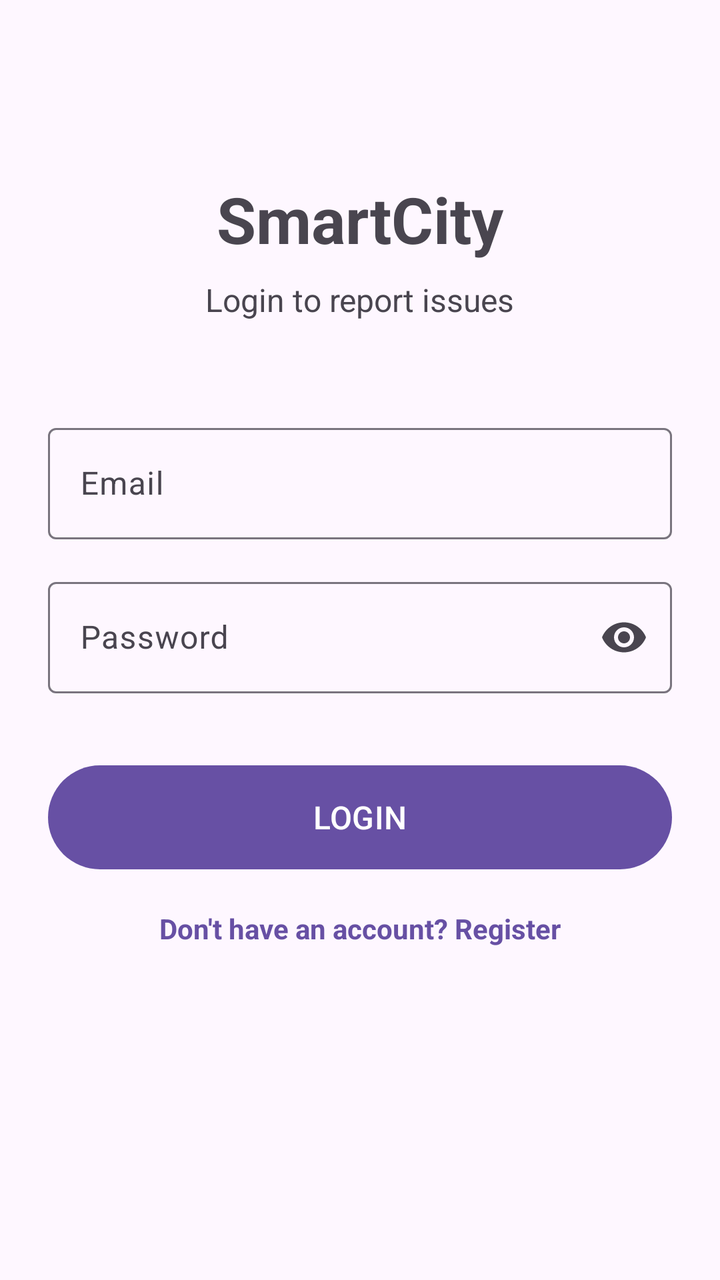
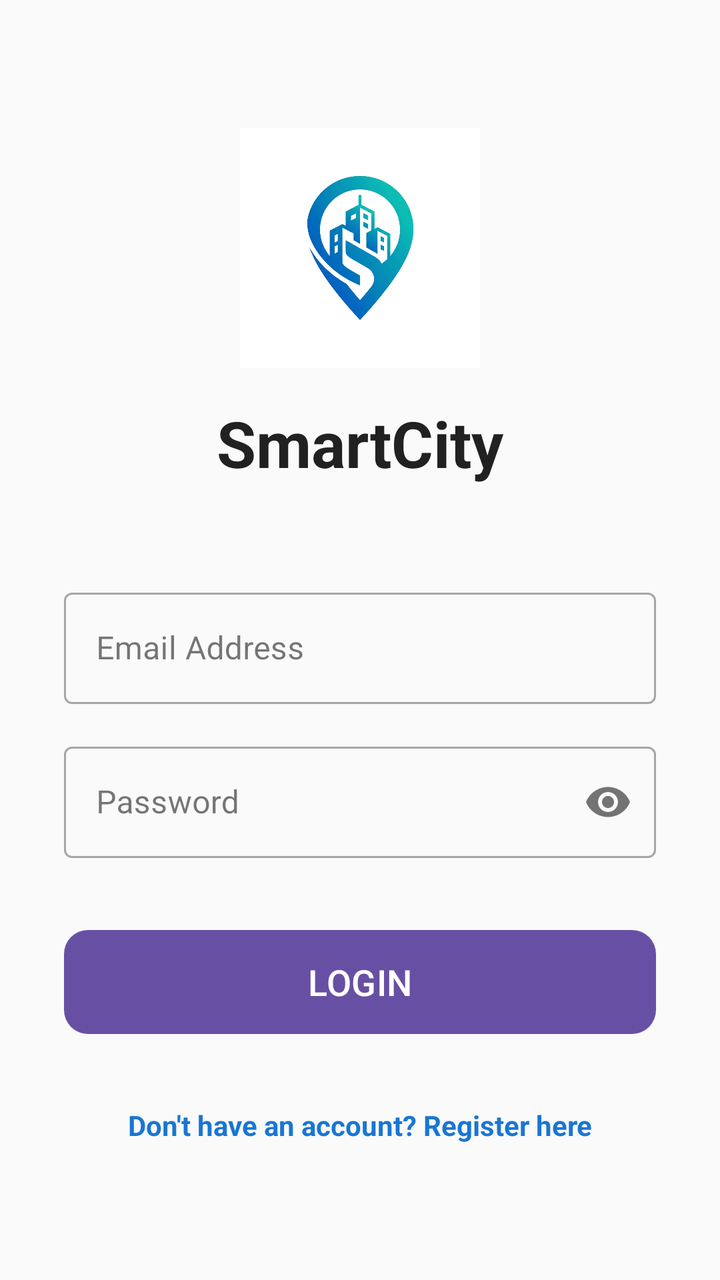

Screens rendered from an Android XML layout before and after an edit, with the pre-edit source and the edit as a unified diff.
<!-- AndroidManifest.xml: application theme Theme.CN6008 -->
<!-- res/layout/activity_login.xml -->
<?xml version="1.0" encoding="utf-8"?>
<androidx.constraintlayout.widget.ConstraintLayout xmlns:android="http://schemas.android.com/apk/res/android"
    xmlns:app="http://schemas.android.com/apk/res-auto"
    xmlns:tools="http://schemas.android.com/tools"
    android:layout_width="match_parent"
    android:layout_height="match_parent"
    android:padding="24dp"
    tools:context=".LoginActivity">

    <TextView
        android:id="@+id/tv_title"
        android:layout_width="wrap_content"
        android:layout_height="wrap_content"
        android:layout_marginTop="64dp"
        android:text="SmartCity"
        android:textSize="32sp"
        android:textStyle="bold"
        app:layout_constraintEnd_toEndOf="parent"
        app:layout_constraintStart_toStartOf="parent"
        app:layout_constraintTop_toTopOf="parent" />

    <TextView
        android:id="@+id/tv_subtitle"
        android:layout_width="wrap_content"
        android:layout_height="wrap_content"
        android:layout_marginTop="8dp"
        android:text="Login to report issues"
        android:textSize="16sp"
        app:layout_constraintEnd_toEndOf="parent"
        app:layout_constraintStart_toStartOf="parent"
        app:layout_constraintTop_toBottomOf="@id/tv_title" />

    <com.google.android.material.textfield.TextInputLayout
        android:id="@+id/til_email"
        android:layout_width="0dp"
        android:layout_height="wrap_content"
        android:layout_marginTop="48dp"
        android:hint="Email"
        app:layout_constraintEnd_toEndOf="parent"
        app:layout_constraintStart_toStartOf="parent"
        app:layout_constraintTop_toBottomOf="@id/tv_subtitle">

        <com.google.android.material.textfield.TextInputEditText
            android:id="@+id/et_email"
            android:layout_width="match_parent"
            android:layout_height="wrap_content"
            android:inputType="textEmailAddress" />

    </com.google.android.material.textfield.TextInputLayout>

    <com.google.android.material.textfield.TextInputLayout
        android:id="@+id/til_password"
        android:layout_width="0dp"
        android:layout_height="wrap_content"
        android:layout_marginTop="16dp"
        android:hint="Password"
        app:endIconMode="password_toggle"
        app:layout_constraintEnd_toEndOf="parent"
        app:layout_constraintStart_toStartOf="parent"
        app:layout_constraintTop_toBottomOf="@id/til_email">

        <com.google.android.material.textfield.TextInputEditText
            android:id="@+id/et_password"
            android:layout_width="match_parent"
            android:layout_height="wrap_content"
            android:inputType="textPassword" />

    </com.google.android.material.textfield.TextInputLayout>

    <com.google.android.material.button.MaterialButton
        android:id="@+id/btn_login"
        android:layout_width="0dp"
        android:layout_height="60dp"
        android:layout_marginTop="32dp"
        android:text="LOGIN"
        android:textSize="16sp"
        app:layout_constraintEnd_toEndOf="parent"
        app:layout_constraintStart_toStartOf="parent"
        app:layout_constraintTop_toBottomOf="@id/til_password" />

    <TextView
        android:id="@+id/tv_register"
        android:layout_width="wrap_content"
        android:layout_height="wrap_content"
        android:layout_marginTop="16dp"
        android:text="Don't have an account? Register"
        android:textColor="?attr/colorPrimary"
        android:textStyle="bold"
        app:layout_constraintEnd_toEndOf="parent"
        app:layout_constraintStart_toStartOf="parent"
        app:layout_constraintTop_toBottomOf="@id/btn_login" />

</androidx.constraintlayout.widget.ConstraintLayout>
<!-- resources referenced by this layout -->
<resources>
  <style name="Theme.CN6008" parent="Base.Theme.CN6008" />
  <style name="Base.Theme.CN6008" parent="Theme.Material3.DayNight.NoActionBar">
          
          
      </style>
</resources>

<!-- the commit's change to res/layout/activity_login.xml (unified diff, before → after) -->
@@ -4,48 +4,49 @@
     xmlns:tools="http://schemas.android.com/tools"
     android:layout_width="match_parent"
     android:layout_height="match_parent"
-    android:padding="24dp"
+    android:padding="32dp"
+    android:background="#FAFAFA"
     tools:context=".LoginActivity">
 
-    <TextView
-        android:id="@+id/tv_title"
-        android:layout_width="wrap_content"
-        android:layout_height="wrap_content"
-        android:layout_marginTop="64dp"
-        android:text="SmartCity"
-        android:textSize="32sp"
-        android:textStyle="bold"
+    <ImageView
+        android:id="@+id/iv_logo"
+        android:layout_width="120dp"
+        android:layout_height="120dp"
+        android:src="@drawable/logo"
+        android:layout_marginTop="32dp"
         app:layout_constraintEnd_toEndOf="parent"
         app:layout_constraintStart_toStartOf="parent"
         app:layout_constraintTop_toTopOf="parent" />
 
     <TextView
-        android:id="@+id/tv_subtitle"
+        android:id="@+id/tv_app_title"
         android:layout_width="wrap_content"
         android:layout_height="wrap_content"
-        android:layout_marginTop="8dp"
-        android:text="Login to report issues"
-        android:textSize="16sp"
+        android:text="@string/app_name"
+        android:textSize="32sp"
+        android:textStyle="bold"
+        android:textColor="#212121"
+        android:layout_marginTop="16dp"
         app:layout_constraintEnd_toEndOf="parent"
         app:layout_constraintStart_toStartOf="parent"
-        app:layout_constraintTop_toBottomOf="@id/tv_title" />
+        app:layout_constraintTop_toBottomOf="@id/iv_logo" />
 
     <com.google.android.material.textfield.TextInputLayout
         android:id="@+id/til_email"
         android:layout_width="0dp"
         android:layout_height="wrap_content"
         android:layout_marginTop="48dp"
-        android:hint="Email"
+        android:hint="Email Address"
+        style="@style/Widget.MaterialComponents.TextInputLayout.OutlinedBox"
         app:layout_constraintEnd_toEndOf="parent"
         app:layout_constraintStart_toStartOf="parent"
-        app:layout_constraintTop_toBottomOf="@id/tv_subtitle">
-
+        app:layout_constraintTop_toBottomOf="@id/tv_app_title">
+        
         <com.google.android.material.textfield.TextInputEditText
             android:id="@+id/et_email"
             android:layout_width="match_parent"
             android:layout_height="wrap_content"
             android:inputType="textEmailAddress" />
-
     </com.google.android.material.textfield.TextInputLayout>
 
     <com.google.android.material.textfield.TextInputLayout
@@ -54,17 +55,17 @@
         android:layout_height="wrap_content"
         android:layout_marginTop="16dp"
         android:hint="Password"
-        app:endIconMode="password_toggle"
+        app:passwordToggleEnabled="true"
+        style="@style/Widget.MaterialComponents.TextInputLayout.OutlinedBox"
         app:layout_constraintEnd_toEndOf="parent"
         app:layout_constraintStart_toStartOf="parent"
         app:layout_constraintTop_toBottomOf="@id/til_email">
-
+        
         <com.google.android.material.textfield.TextInputEditText
             android:id="@+id/et_password"
             android:layout_width="match_parent"
             android:layout_height="wrap_content"
             android:inputType="textPassword" />
-
     </com.google.android.material.textfield.TextInputLayout>
 
     <com.google.android.material.button.MaterialButton
@@ -73,19 +74,21 @@
         android:layout_height="60dp"
         android:layout_marginTop="32dp"
         android:text="LOGIN"
-        android:textSize="16sp"
+        android:textSize="18sp"
+        app:cornerRadius="12dp"
         app:layout_constraintEnd_toEndOf="parent"
         app:layout_constraintStart_toStartOf="parent"
         app:layout_constraintTop_toBottomOf="@id/til_password" />
 
     <TextView
-        android:id="@+id/tv_register"
+        android:id="@+id/tv_go_to_register"
         android:layout_width="wrap_content"
         android:layout_height="wrap_content"
-        android:layout_marginTop="16dp"
-        android:text="Don't have an account? Register"
-        android:textColor="?attr/colorPrimary"
+        android:text="Don't have an account? Register here"
+        android:textColor="#1976D2"
         android:textStyle="bold"
+        android:layout_marginTop="24dp"
+        android:padding="8dp"
         app:layout_constraintEnd_toEndOf="parent"
         app:layout_constraintStart_toStartOf="parent"
         app:layout_constraintTop_toBottomOf="@id/btn_login" />
<!-- resource entries referenced after the edit -->
@@ -1,5 +1,7 @@
 <!-- resources referenced by this layout -->
 <resources>
+  <!-- drawable logo: png bitmap (drawable, 242869 bytes) -->
+  <string name="app_name">SmartCity</string>
   <style name="Theme.CN6008" parent="Base.Theme.CN6008" />
   <style name="Base.Theme.CN6008" parent="Theme.Material3.DayNight.NoActionBar">
           
